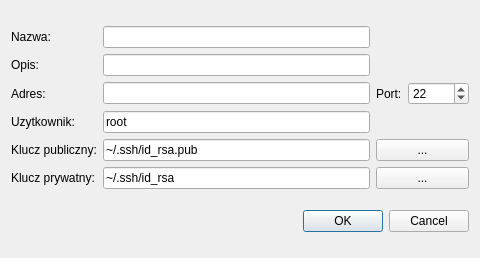
Above: manager/app/ui/dialogAddServer.ui from milyges/linux-server-tools before the change. Below: the same form after it.
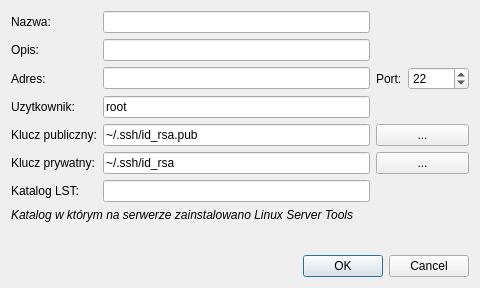
That is the form after the change.

```diff
--- a/manager/app/ui/dialogAddServer.ui
+++ b/manager/app/ui/dialogAddServer.ui
@@ -7,7 +7,7 @@
     <x>0</x>
     <y>0</y>
     <width>480</width>
-    <height>258</height>
+    <height>288</height>
    </rect>
   </property>
   <property name="windowTitle">
@@ -33,24 +33,27 @@
        </property>
       </widget>
      </item>
-     <item row="3" column="0">
+     <item row="1" column="1">
+      <widget class="QLineEdit" name="leDesc"/>
+     </item>
+     <item row="2" column="0">
       <widget class="QLabel" name="label_3">
        <property name="text">
         <string>Adres:</string>
        </property>
       </widget>
      </item>
-     <item row="3" column="1">
+     <item row="2" column="1">
       <widget class="QLineEdit" name="leAddr"/>
      </item>
-     <item row="3" column="2">
+     <item row="2" column="2">
       <widget class="QLabel" name="label_4">
        <property name="text">
         <string>Port:</string>
        </property>
       </widget>
      </item>
-     <item row="3" column="3">
+     <item row="2" column="3">
       <widget class="QSpinBox" name="sbPort">
        <property name="minimum">
         <number>1</number>
@@ -63,67 +66,99 @@
        </property>
       </widget>
      </item>
-     <item row="4" column="0">
+     <item row="3" column="0">
       <widget class="QLabel" name="label_7">
        <property name="text">
         <string>Uzytkownik:</string>
        </property>
       </widget>
      </item>
-     <item row="4" column="1">
+     <item row="3" column="1">
       <widget class="QLineEdit" name="leUser">
        <property name="text">
         <string>root</string>
        </property>
       </widget>
      </item>
-     <item row="5" column="0">
+     <item row="4" column="0">
       <widget class="QLabel" name="label_5">
        <property name="text">
         <string>Klucz publiczny:</string>
        </property>
       </widget>
      </item>
-     <item row="5" column="1">
+     <item row="4" column="1">
       <widget class="QLineEdit" name="leKey1">
        <property name="text">
         <string>~/.ssh/id_rsa.pub</string>
        </property>
       </widget>
      </item>
-     <item row="5" column="2" colspan="2">
+     <item row="4" column="2" colspan="2">
       <widget class="QPushButton" name="bntSelectKey1">
        <property name="text">
         <string>...</string>
        </property>
       </widget>
      </item>
-     <item row="6" column="0">
+     <item row="5" column="0">
       <widget class="QLabel" name="label_6">
        <property name="text">
         <string>Klucz prywatny:</string>
        </property>
       </widget>
      </item>
-     <item row="6" column="1">
+     <item row="5" column="1">
       <widget class="QLineEdit" name="leKey2">
        <property name="text">
         <string>~/.ssh/id_rsa</string>
        </property>
       </widget>
      </item>
-     <item row="6" column="2" colspan="2">
+     <item row="5" column="2" colspan="2">
       <widget class="QPushButton" name="bntSelectKey2">
        <property name="text">
         <string>...</string>
        </property>
       </widget>
      </item>
-     <item row="1" column="1">
-      <widget class="QLineEdit" name="leDesc"/>
+     <item row="6" column="0">
+      <widget class="QLabel" name="label_8">
+       <property name="text">
+        <string>Katalog LST:</string>
+       </property>
+      </widget>
+     </item>
+     <item row="6" column="1">
+      <widget class="QLineEdit" name="leLSTDir"/>
+     </item>
+     <item row="7" column="0" colspan="4">
+      <widget class="QLabel" name="label_9">
+       <property name="font">
+        <font>
+         <italic>true</italic>
+        </font>
+       </property>
+       <property name="text">
+        <string>Katalog w którym na serwerze zainstalowano Linux Server Tools</string>
+       </property>
+      </widget>
      </item>
     </layout>
    </item>
+   <item>
+    <spacer name="verticalSpacer">
+     <property name="orientation">
+      <enum>Qt::Vertical</enum>
+     </property>
+     <property name="sizeHint" stdset="0">
+      <size>
+       <width>20</width>
+       <height>0</height>
+      </size>
+     </property>
+    </spacer>
+   </item>
    <item>
     <widget class="QDialogButtonBox" name="buttonBox">
      <property name="orientation">
```
